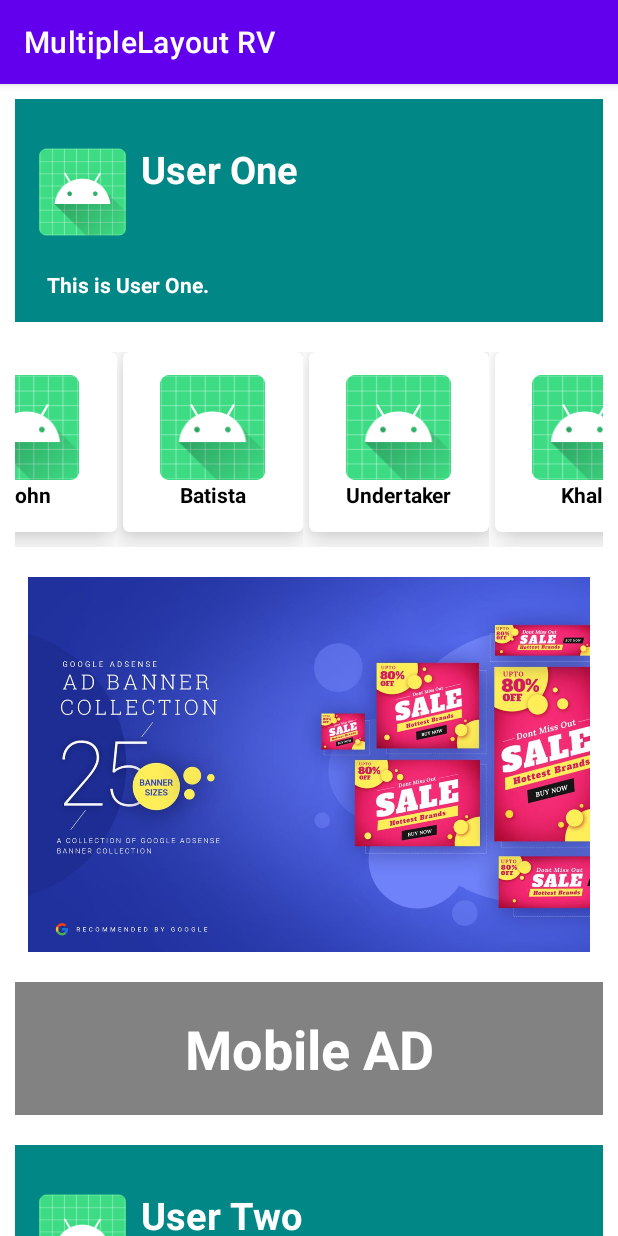
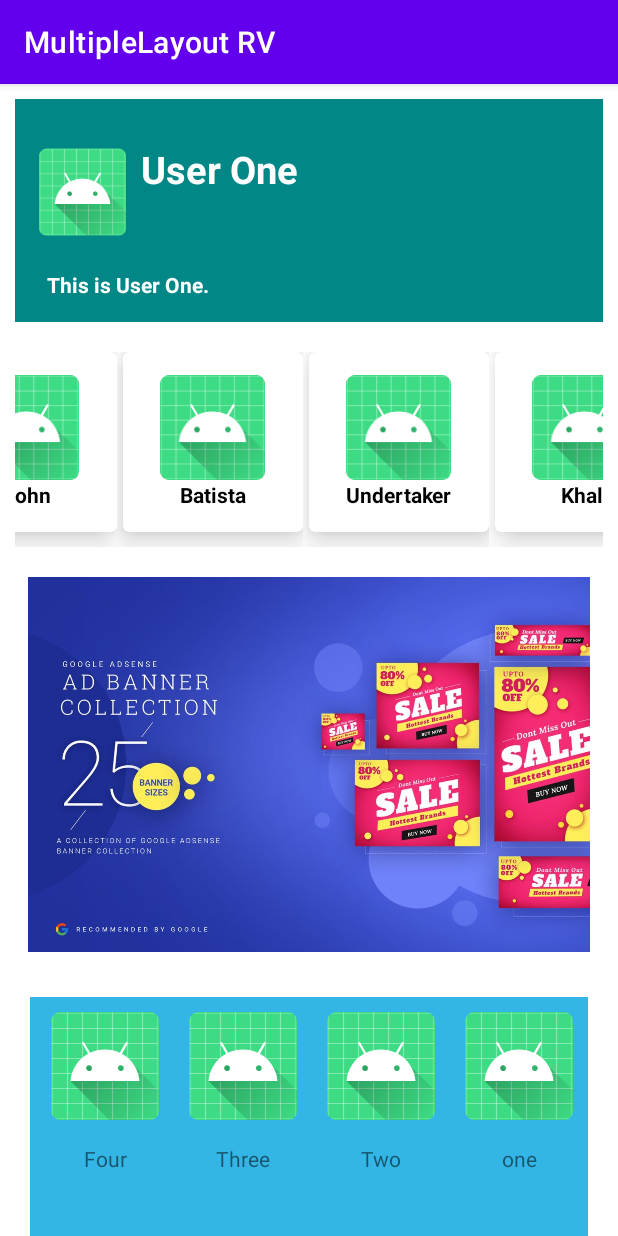
Before and after one commit to vivekojha1108/MultipleLayoutRV, an Android app: the screen it shows after launch (MainActivity), on a phone screen of 412 x 824 dp. Run offline under Robolectric (Android 15) with nearby library versions, the phone set to English and light mode, and no system bars.

Commit message:
final Commit

```diff
--- a/app/build.gradle
+++ b/app/build.gradle
@@ -33,7 +33,13 @@ dependencies {
     implementation 'androidx.appcompat:appcompat:1.2.0'
     implementation 'com.google.android.material:material:1.2.1'
     implementation 'androidx.constraintlayout:constraintlayout:2.0.4'
+    implementation 'androidx.legacy:legacy-support-v4:1.0.0'
     testImplementation 'junit:junit:4.+'
     androidTestImplementation 'androidx.test.ext:junit:1.1.2'
     androidTestImplementation 'androidx.test.espresso:espresso-core:3.3.0'
+
+    implementation 'com.google.android.material:material:1.3.0-rc01'
+    implementation 'androidx.viewpager2:viewpager2:1.1.0-alpha01'
+
+
 }
--- a/app/src/main/java/com/vivekojha/multiplelayoutrv/Adapter.java
+++ b/app/src/main/java/com/vivekojha/multiplelayoutrv/Adapter.java
@@ -1,41 +1,51 @@
 package com.vivekojha.multiplelayoutrv;
 
+import android.content.Context;
 import android.os.Handler;
 import android.os.Looper;
 import android.view.LayoutInflater;
 import android.view.View;
 import android.view.ViewGroup;
-import android.view.animation.Animation;
-import android.view.animation.AnimationUtils;
 import android.widget.ImageView;
 import android.widget.TextView;
 
 import androidx.annotation.NonNull;
+import androidx.fragment.app.Fragment;
 import androidx.recyclerview.widget.LinearLayoutManager;
 import androidx.recyclerview.widget.RecyclerView;
+import androidx.viewpager.widget.PagerAdapter;
+import androidx.viewpager.widget.ViewPager;
+
+import com.vivekojha.multiplelayoutrv.fragment.Fragment1;
+import com.vivekojha.multiplelayoutrv.fragment.Fragment2;
+import com.vivekojha.multiplelayoutrv.fragment.Fragment3;
 
 import java.util.ArrayList;
 import java.util.List;
 
 import static com.vivekojha.multiplelayoutrv.ModelClass.AD_LAYOUT;
+import static com.vivekojha.multiplelayoutrv.ModelClass.FRAGMENT_SLIDER_LAYOUT;
 import static com.vivekojha.multiplelayoutrv.ModelClass.IMAGE_LAYOUT;
 import static com.vivekojha.multiplelayoutrv.ModelClass.RECYCLE_LAYOUT;
 import static com.vivekojha.multiplelayoutrv.ModelClass.USER_INFO_LAYOUT;
 
-public class Adapter extends  RecyclerView.Adapter{
+public class Adapter extends RecyclerView.Adapter {
 
     private List<ModelClass> modelClassList;
     private int lastPosition = -1;
     ArrayList<String> usernameArrayList = new ArrayList<>();
+    PagerAdapter customPagerAdapter;
+    Context context;
 
-    public Adapter(List<ModelClass> modelClassList) {
+    public Adapter(Context context, List<ModelClass> modelClassList) {
+        this.context = context;
         this.modelClassList = modelClassList;
     }
 
     //mustImplement : Called first
     @Override
     public int getItemViewType(int position) {
-        switch (modelClassList.get(position).getViewType()){
+        switch (modelClassList.get(position).getViewType()) {
             case 0:
                 return USER_INFO_LAYOUT;
             case 1:
@@ -44,8 +54,10 @@ public class Adapter extends  RecyclerView.Adapter{
                 return IMAGE_LAYOUT;
             case 3:
                 return RECYCLE_LAYOUT;
+            case 4:
+                return FRAGMENT_SLIDER_LAYOUT;
             default:
-                return  -1;
+                return -1;
 
         }
     }
@@ -55,19 +67,22 @@ public class Adapter extends  RecyclerView.Adapter{
     @Override
     public RecyclerView.ViewHolder onCreateViewHolder(@NonNull ViewGroup parent, int viewType) {
 
-        switch (viewType){
+        switch (viewType) {
             case USER_INFO_LAYOUT:
-                View userInfoLayout = LayoutInflater.from(parent.getContext()).inflate(R.layout.item_layout, parent,false);
+                View userInfoLayout = LayoutInflater.from(parent.getContext()).inflate(R.layout.item_layout, parent, false);
                 return new UserInfoLayout(userInfoLayout);
-            case  AD_LAYOUT:
-                View adLayout = LayoutInflater.from(parent.getContext()).inflate(R.layout.ad_layout, parent,false);
+            case AD_LAYOUT:
+                View adLayout = LayoutInflater.from(parent.getContext()).inflate(R.layout.ad_layout, parent, false);
                 return new ADLayout(adLayout);
             case IMAGE_LAYOUT:
-                View ImageLayout = LayoutInflater.from(parent.getContext()).inflate(R.layout.image_layout, parent,false);
+                View ImageLayout = LayoutInflater.from(parent.getContext()).inflate(R.layout.image_layout, parent, false);
                 return new ImageLayout(ImageLayout);
             case RECYCLE_LAYOUT:
-                View RecyclerLayout = LayoutInflater.from(parent.getContext()).inflate(R.layout.recycler_layout, parent,false);
+                View RecyclerLayout = LayoutInflater.from(parent.getContext()).inflate(R.layout.recycler_layout, parent, false);
                 return new RecyclerLayout(RecyclerLayout);
+            case FRAGMENT_SLIDER_LAYOUT:
+                View fragmentSliderLayout = LayoutInflater.from(parent.getContext()).inflate(R.layout.fragment_slider_layout, parent, false);
+                return new FragmentSliderLayout(fragmentSliderLayout);
             default:
                 return null;
 
@@ -77,15 +92,15 @@ public class Adapter extends  RecyclerView.Adapter{
     @Override
     public void onBindViewHolder(@NonNull RecyclerView.ViewHolder holder, int position) {
 
-        switch (modelClassList.get(position).getViewType()){
+        switch (modelClassList.get(position).getViewType()) {
             case USER_INFO_LAYOUT:
                 int resourceImg = modelClassList.get(position).getImageResource();
                 String title = modelClassList.get(position).getTitle();
                 String desc = modelClassList.get(position).getDesc();
 
-                ((UserInfoLayout) holder).setUserInfoData(resourceImg,title,desc);
+                ((UserInfoLayout) holder).setUserInfoData(resourceImg, title, desc);
                 break;
-            case  AD_LAYOUT:
+            case AD_LAYOUT:
                 String ad = modelClassList.get(position).getAdText();
                 ((ADLayout) holder).setAdText(ad);
                 break;
@@ -93,81 +108,42 @@ public class Adapter extends  RecyclerView.Adapter{
                 int resource = modelClassList.get(position).getResource();
                 ((ImageLayout) holder).setImageView(resource);
                 break;
-            case  RECYCLE_LAYOUT :
 
-                LinearLayoutManager layoutManager = new LinearLayoutManager(holder.itemView.getContext(), LinearLayoutManager.HORIZONTAL,false);
-                ((RecyclerLayout) holder).ChildRV.setLayoutManager(layoutManager);
+            case RECYCLE_LAYOUT:
 
-                ((RecyclerLayout) holder).ChildRV.setHasFixedSize(true);
+                BindRecyclerLayout(holder);
 
-                usernameArrayList.clear();
-                String [] user = {"John", "Batista", "Undertaker", "Khali"};
-                for (int i = 0; i < user.length; i++){
-                    usernameArrayList.add(user[i]);
-                }
+                break;
 
-                final int duration = 10; //duration for moving 50 pxl : Speed
-                final int pixelsToMove = 50;
-                final Handler mHandler = new Handler(Looper.getMainLooper());
+            case FRAGMENT_SLIDER_LAYOUT:
+               /* int resource = modelClassList.get(position).getResource();
+                ((ImageLayout) holder).setImageView(resource);*/
 
-                final Runnable SCROLLING_RUNNABLE = new Runnable() {
-                    @Override
-                    public void run() {
-                        ((RecyclerLayout) holder).ChildRV.smoothScrollBy(pixelsToMove, 0);
-                        mHandler.postDelayed(this, duration);
-                    }
-                };
+                BindFragmentSliderLayout(holder, position);
 
-                RecyclerViewAdapter recyclerViewAdapter = new RecyclerViewAdapter(usernameArrayList);
-                ((RecyclerLayout) holder).ChildRV.setAdapter(recyclerViewAdapter);
-                recyclerViewAdapter.notifyDataSetChanged();
-
-                ((RecyclerLayout) holder).ChildRV.addOnScrollListener(new RecyclerView.OnScrollListener() {
-                    @Override
-                    public void onScrolled(@NonNull RecyclerView recyclerView, int dx, int dy) {
-                        super.onScrolled(recyclerView, dx, dy);
-
-                        int lastItem = layoutManager.findLastCompletelyVisibleItemPosition();
-
-                        if(lastItem == layoutManager.getItemCount()-1){
-                            mHandler.removeCallbacks(SCROLLING_RUNNABLE);
-                            Handler postHandler = new Handler();
-
-                            postHandler.postDelayed(new Runnable() {
-                                @Override
-                                public void run() {
-                                    recyclerView.setAdapter(null);
-                                    recyclerView.setAdapter(recyclerViewAdapter);
-                                    mHandler.postDelayed(SCROLLING_RUNNABLE, 1000); //delay time for restarting scroll animation
-                                }
-                            }, 100); // delay time for Reset the scroll list
-                        }
-                    }
-                });
-
-                mHandler.postDelayed(SCROLLING_RUNNABLE, 3000); //call the postDelay: After the 4000millis very first animation
-
-
+                break;
 
             default:
                 return;
         }
 
-        if (lastPosition < position){
+        /*if (lastPosition < position){
             Animation animation = AnimationUtils.loadAnimation(holder.itemView.getContext(), android.R.anim.fade_in);
             holder.itemView.setAnimation(animation);
             lastPosition = position;
 
-        }
+        }*/
     }
+
 
     @Override
     public int getItemCount() {
         return modelClassList.size();
     }
 
+    //ViewHolderClasses Are Here
 
-    class UserInfoLayout extends RecyclerView.ViewHolder{
+    class UserInfoLayout extends RecyclerView.ViewHolder {
 
         ImageView imageViewUser;
         TextView title, desc;
@@ -178,7 +154,8 @@ public class Adapter extends  RecyclerView.Adapter{
             title = itemView.findViewById(R.id.textViewTitle);
             desc = itemView.findViewById(R.id.textViewDesc);
         }
-        private void setUserInfoData(int imageResource, String titleText, String descText){
+
+        private void setUserInfoData(int imageResource, String titleText, String descText) {
             imageViewUser.setImageResource(imageResource);
             title.setText(titleText);
             desc.setText(descText);
@@ -186,7 +163,7 @@ public class Adapter extends  RecyclerView.Adapter{
     }
 
 
-    class ADLayout extends RecyclerView.ViewHolder{
+    class ADLayout extends RecyclerView.ViewHolder {
         private TextView adText;
 
         public ADLayout(@NonNull View itemView) {
@@ -194,47 +171,126 @@ public class Adapter extends  RecyclerView.Adapter{
             adText = itemView.findViewById(R.id.textView_AD);
         }
 
-        private void setAdText(String ad){
+        private void setAdText(String ad) {
             adText.setText(ad);
         }
     }
 
 
-    class ImageLayout extends RecyclerView.ViewHolder{
+    class ImageLayout extends RecyclerView.ViewHolder {
         ImageView imageView;
 
         public ImageLayout(@NonNull View itemView) {
             super(itemView);
             imageView = itemView.findViewById(R.id.mainImage);
         }
-        private void setImageView(int image){
+
+        private void setImageView(int image) {
             imageView.setImageResource(image);
         }
     }
 
-    class RecyclerLayout extends RecyclerView.ViewHolder{
+    class RecyclerLayout extends RecyclerView.ViewHolder {
 
         RecyclerView ChildRV;
 
         public RecyclerLayout(@NonNull View itemView) {
             super(itemView);
-            ChildRV = itemView.findViewById(R.id.RL_RV);
+            ChildRV = (RecyclerView) itemView.findViewById(R.id.RL_RV);
         }
 
     }
 
-}
+    class FragmentSliderLayout extends RecyclerView.ViewHolder {
+        ViewPager viewPager;
+
+        public FragmentSliderLayout(@NonNull View itemView) {
+            super(itemView);
+            viewPager = itemView.findViewById(R.id.viewPager);
+        }
+    }
 
 
+    ///BindRecyclerLayout(holder) function starts here
+    private void BindRecyclerLayout(RecyclerView.ViewHolder holder) {
+        LinearLayoutManager layoutManager = new LinearLayoutManager(holder.itemView.getContext(), LinearLayoutManager.HORIZONTAL, false);
+        ((RecyclerLayout) holder).ChildRV.setLayoutManager(layoutManager);
 
 
+        usernameArrayList.clear();
+        String[] user = {"John", "Batista", "Undertaker", "Khali", "Kane", "Randy", "TripleH"};
+        for (int i = 0; i < user.length; i++) {
+            usernameArrayList.add(user[i]);
+        }
+
+        final int duration = 10; //duration for moving 50 pxl : Speed
+        final int pixelsToMove = 50;
+        final Handler mHandler = new Handler(Looper.getMainLooper());
+
+        final Runnable SCROLLING_RUNNABLE = new Runnable() {
+            @Override
+            public void run() {
+                ((RecyclerLayout) holder).ChildRV.smoothScrollBy(pixelsToMove, 0);
+                mHandler.postDelayed(this, duration);
+            }
+        };
+
+        RecyclerViewAdapter recyclerViewAdapter = new RecyclerViewAdapter(usernameArrayList);
+        ((RecyclerLayout) holder).ChildRV.setAdapter(recyclerViewAdapter);
 
 
+        ((RecyclerLayout) holder).ChildRV.addOnScrollListener(new RecyclerView.OnScrollListener() {
+            @Override
+            public void onScrolled(@NonNull RecyclerView recyclerView, int dx, int dy) {
+                super.onScrolled(recyclerView, dx, dy);
+
+                int lastItem = layoutManager.findLastCompletelyVisibleItemPosition();
+
+                if (lastItem == layoutManager.getItemCount() - 1) {
+                    mHandler.removeCallbacks(SCROLLING_RUNNABLE);
+                    Handler postHandler = new Handler();
+
+                    postHandler.postDelayed(new Runnable() {
+                        @Override
+                        public void run() {
+                            recyclerView.setAdapter(null);
+                            recyclerView.setAdapter(recyclerViewAdapter);
+                            mHandler.postDelayed(SCROLLING_RUNNABLE, 1000); //delay time for restarting scroll animation
+                        }
+                    }, 100); // delay time for Reset the scroll list
+                }
+            }
+        });
 
 
+        mHandler.postDelayed(SCROLLING_RUNNABLE, 2000); //call the postDelay: After the 4000millis very first animation
+
+        ((RecyclerLayout) holder).ChildRV.setHasFixedSize(true);
+        recyclerViewAdapter.notifyDataSetChanged();
+        //case  RECYCLE_LAYOUT : ENds Here
+    }
 
 
+    //////// BindFragmentSliderLayout function Starts Here
+    private void BindFragmentSliderLayout(RecyclerView.ViewHolder holder, int position) {
 
+        List<Fragment> list = new ArrayList<>();
+        list.add(new Fragment1());
+//        list.add(new Fragment2());
+//        list.add(new Fragment3());
+
+
+        customPagerAdapter = new SlidePagerAdapter(((MainActivity) context).getSupportFragmentManager(), list);
+        ((FragmentSliderLayout) holder).viewPager.setAdapter(customPagerAdapter);
+        customPagerAdapter.notifyDataSetChanged();
+
+       /* ((FragmentSliderLayout) holder).viewPager.setCurrentItem(1);
+        Log.e("TAG", position + "");*/
+
+    }
+
+
+}
 
 
 //Old code for onlyUSerINfo
--- /dev/null
+++ b/app/src/main/java/com/vivekojha/multiplelayoutrv/FragmentRecyclerviewAdapter.java
@@ -0,0 +1,51 @@
+package com.vivekojha.multiplelayoutrv;
+
+import android.view.LayoutInflater;
+import android.view.View;
+import android.view.ViewGroup;
+import android.widget.ImageView;
+import android.widget.TextView;
+
+import androidx.annotation.NonNull;
+import androidx.recyclerview.widget.RecyclerView;
+
+import java.util.ArrayList;
+
+public class FragmentRecyclerviewAdapter extends RecyclerView.Adapter<FragmentRecyclerviewAdapter.ViewHolder> {
+
+    ArrayList<String> fgTextArrayList;
+
+    public FragmentRecyclerviewAdapter(ArrayList<String> fgTextArrayList) {
+        this.fgTextArrayList = fgTextArrayList;
+    }
+
+    @NonNull
+    @Override
+    public ViewHolder onCreateViewHolder(@NonNull ViewGroup parent, int viewType) {
+        View view = LayoutInflater.from(parent.getContext()).inflate(R.layout.item_frg_rv, parent, false);
+        return new ViewHolder(view);
+    }
+
+    @Override
+    public void onBindViewHolder(@NonNull ViewHolder holder, int position) {
+
+        holder.fgText.setText(fgTextArrayList.get(position));
+    }
+
+    @Override
+    public int getItemCount() {
+        return fgTextArrayList.size();
+    }
+
+    public class ViewHolder extends RecyclerView.ViewHolder {
+
+        TextView fgText;
+        ImageView fgImage;
+
+        public ViewHolder(@NonNull View itemView) {
+            super(itemView);
+            fgText = itemView.findViewById(R.id.textViewFgItem);
+            fgImage = itemView.findViewById(R.id.imageViewFgItem);
+        }
+    }
+}
--- a/app/src/main/java/com/vivekojha/multiplelayoutrv/MainActivity.java
+++ b/app/src/main/java/com/vivekojha/multiplelayoutrv/MainActivity.java
@@ -11,6 +11,7 @@ import java.util.ArrayList;
 import java.util.List;
 
 import static com.vivekojha.multiplelayoutrv.ModelClass.AD_LAYOUT;
+import static com.vivekojha.multiplelayoutrv.ModelClass.FRAGMENT_SLIDER_LAYOUT;
 import static com.vivekojha.multiplelayoutrv.ModelClass.IMAGE_LAYOUT;
 import static com.vivekojha.multiplelayoutrv.ModelClass.RECYCLE_LAYOUT;
 import static com.vivekojha.multiplelayoutrv.ModelClass.USER_INFO_LAYOUT;
@@ -40,25 +41,31 @@ public class MainActivity extends AppCompatActivity {
 
 
 
-        //new ModelClasslist
+
+        //new ModelClassList
         modelClassList.add(new ModelClass(USER_INFO_LAYOUT,R.mipmap.ic_launcher_round,"User One", "This is User One."));
         modelClassList.add(new ModelClass(RECYCLE_LAYOUT,R.id.RL_RV));
         modelClassList.add(new ModelClass(IMAGE_LAYOUT,R.drawable.banner_1));
+        modelClassList.add(new ModelClass(FRAGMENT_SLIDER_LAYOUT,R.id.viewPager));
         modelClassList.add(new ModelClass(AD_LAYOUT,"Mobile AD"));
         modelClassList.add(new ModelClass(USER_INFO_LAYOUT,R.mipmap.ic_launcher_round,"User Two", "This is User Two."));
         modelClassList.add(new ModelClass(IMAGE_LAYOUT,R.drawable.banner_5));
         modelClassList.add(new ModelClass(AD_LAYOUT,"Laptop AD"));
         modelClassList.add(new ModelClass(USER_INFO_LAYOUT,R.mipmap.ic_launcher_round,"User Three", "This is User Three."));
+        modelClassList.add(new ModelClass(IMAGE_LAYOUT,R.drawable.banner_5));
+        modelClassList.add(new ModelClass(AD_LAYOUT,"TV AD"));
+        modelClassList.add(new ModelClass(IMAGE_LAYOUT,R.drawable.banner_1));
+        modelClassList.add(new ModelClass(AD_LAYOUT,"Mobile AD"));
+        modelClassList.add(new ModelClass(USER_INFO_LAYOUT,R.mipmap.ic_launcher_round,"User One", "This is User One."));
+        modelClassList.add(new ModelClass(AD_LAYOUT,"Amazon AD"));
 
 
 
 
-
-
-
-        Adapter adapter = new Adapter(modelClassList);
+        Adapter adapter = new Adapter(this, modelClassList);
         recyclerViewParent.setAdapter(adapter);
         adapter.notifyDataSetChanged();
 
+
     }
 }
--- /dev/null
+++ b/app/src/main/java/com/vivekojha/multiplelayoutrv/SlidePagerAdapter.java
@@ -0,0 +1,61 @@
+package com.vivekojha.multiplelayoutrv;
+
+import androidx.annotation.NonNull;
+import androidx.fragment.app.Fragment;
+import androidx.fragment.app.FragmentManager;
+import androidx.fragment.app.FragmentStatePagerAdapter;
+
+import java.util.List;
+
+
+public class SlidePagerAdapter extends FragmentStatePagerAdapter {
+
+    private List<Fragment> fragmentList;
+
+    public SlidePagerAdapter(@NonNull FragmentManager fm, List<Fragment> fragmentList) {
+        super(fm);
+        this.fragmentList = fragmentList;
+    }
+
+    @NonNull
+    @Override
+    public Fragment getItem(int position) {
+       /* if (position == 0) {
+            return new Fragment1();
+        } else if (position == 1) {
+            return new Fragment2();
+        } else {
+            return new Fragment3();
+        }
+*/
+        return fragmentList.get(position);
+    }
+
+    @Override
+    public int getCount() {
+//        return 3;
+        return fragmentList.size();
+    }
+}
+
+
+/*public class  SlidePagerAdapter extends FragmentStateAdapter{
+
+    private List<Fragment> fragmentList;
+
+    public SlidePagerAdapter(@NonNull FragmentActivity fragmentActivity, List<Fragment> fragmentList) {
+        super(fragmentActivity);
+        this.fragmentList = fragmentList;
+    }
+
+    @NonNull
+    @Override
+    public Fragment createFragment(int position) {
+        return fragmentList.get(position);
+    }
+
+    @Override
+    public int getItemCount() {
+        return  fragmentList.size();
+    }
+}*/
--- /dev/null
+++ b/app/src/main/java/com/vivekojha/multiplelayoutrv/fragment/Fragment1.java
@@ -0,0 +1,53 @@
+package com.vivekojha.multiplelayoutrv.fragment;
+
+import android.os.Bundle;
+import android.view.LayoutInflater;
+import android.view.View;
+import android.view.ViewGroup;
+
+import androidx.fragment.app.Fragment;
+import androidx.recyclerview.widget.LinearLayoutManager;
+import androidx.recyclerview.widget.RecyclerView;
+
+import com.vivekojha.multiplelayoutrv.FragmentRecyclerviewAdapter;
+import com.vivekojha.multiplelayoutrv.R;
+
+import java.util.ArrayList;
+import java.util.Arrays;
+
+public class Fragment1 extends Fragment {
+
+    RecyclerView FragmentRecyclerview;
+    ArrayList<String> fgTextArrayList = new ArrayList<>();
+
+    public Fragment1() {
+        // Required empty public constructor
+    }
+
+    @Override
+    public View onCreateView(LayoutInflater inflater, ViewGroup container,
+                             Bundle savedInstanceState) {
+        View view = inflater.inflate(R.layout.fragment_1, container, false);
+        FragmentRecyclerview = view.findViewById(R.id.fragmentRecyclerView);
+
+        /*LinearLayoutManager layoutManagerForFragment = new LinearLayoutManager(getActivity());
+        layoutManagerForFragment.setOrientation(RecyclerView.HORIZONTAL);
+        layoutManagerForFragment.setReverseLayout(false);*/
+
+        LinearLayoutManager layoutManagerForFragment = new LinearLayoutManager(getActivity(), LinearLayoutManager.HORIZONTAL, false);
+
+        FragmentRecyclerview.setLayoutManager(layoutManagerForFragment);
+
+
+        fgTextArrayList.clear();
+        String[] text = {"one", "Two", "Three", "Four", "Five", "Six", "Seven"};
+        fgTextArrayList.addAll(Arrays.asList(text));
+
+        FragmentRecyclerviewAdapter fgAdapter = new FragmentRecyclerviewAdapter(fgTextArrayList);
+        FragmentRecyclerview.setAdapter(fgAdapter);
+        FragmentRecyclerview.setHasFixedSize(true);
+        fgAdapter.notifyDataSetChanged();
+
+        return view;
+    }
+}
--- /dev/null
+++ b/app/src/main/res/layout/fragment_1.xml
@@ -0,0 +1,17 @@
+<?xml version="1.0" encoding="utf-8"?>
+<FrameLayout xmlns:android="http://schemas.android.com/apk/res/android"
+    xmlns:tools="http://schemas.android.com/tools"
+    android:layout_width="match_parent"
+    android:layout_height="wrap_content"
+   android:layout_margin="10dp"
+    tools:context=".fragment.Fragment1"
+    android:background="@android:color/holo_blue_light">
+
+
+    <androidx.recyclerview.widget.RecyclerView
+        android:layout_width="match_parent"
+        android:layout_height="wrap_content"
+        android:id="@+id/fragmentRecyclerView"/>
+
+
+</FrameLayout>
--- /dev/null
+++ b/app/src/main/res/layout/fragment_slider_layout.xml
@@ -0,0 +1,20 @@
+<?xml version="1.0" encoding="utf-8"?>
+<androidx.constraintlayout.widget.ConstraintLayout xmlns:android="http://schemas.android.com/apk/res/android"
+    xmlns:app="http://schemas.android.com/apk/res-auto"
+    android:layout_width="match_parent"
+    android:layout_height="wrap_content"
+    android:padding="10dp">
+
+    <androidx.viewpager.widget.ViewPager
+        android:id="@+id/viewPager"
+        android:layout_width="match_parent"
+        android:padding="10dp"
+        android:layout_height="200dp"
+        android:layoutDirection="rtl"
+        android:orientation="horizontal"
+        app:layout_constraintBottom_toBottomOf="parent"
+        app:layout_constraintEnd_toEndOf="parent"
+        app:layout_constraintStart_toStartOf="parent"
+        app:layout_constraintTop_toTopOf="parent" />
+
+</androidx.constraintlayout.widget.ConstraintLayout>
--- /dev/null
+++ b/app/src/main/res/layout/item_frg_rv.xml
@@ -0,0 +1,31 @@
+<?xml version="1.0" encoding="utf-8"?>
+<androidx.constraintlayout.widget.ConstraintLayout xmlns:android="http://schemas.android.com/apk/res/android"
+    xmlns:app="http://schemas.android.com/apk/res-auto"
+    xmlns:tools="http://schemas.android.com/tools"
+    android:layout_width="wrap_content"
+    android:layout_height="wrap_content">
+
+    <ImageView
+        android:id="@+id/imageViewFgItem"
+        android:layout_width="wrap_content"
+        android:layout_height="wrap_content"
+        android:layout_margin="10dp"
+        app:layout_constraintEnd_toEndOf="parent"
+        app:layout_constraintStart_toStartOf="parent"
+        app:layout_constraintTop_toTopOf="parent"
+        app:srcCompat="@mipmap/ic_launcher" />
+
+    <TextView
+        android:id="@+id/textViewFgItem"
+        android:layout_width="wrap_content"
+        android:layout_height="wrap_content"
+        android:layout_marginTop="16dp"
+        android:layout_marginBottom="5dp"
+        android:text="TextView"
+        app:layout_constraintBottom_toBottomOf="parent"
+        app:layout_constraintEnd_toEndOf="parent"
+        app:layout_constraintStart_toStartOf="parent"
+        app:layout_constraintTop_toBottomOf="@+id/imageViewFgItem" />
+
+
+</androidx.constraintlayout.widget.ConstraintLayout>
--- a/app/src/main/res/values/strings.xml
+++ b/app/src/main/res/values/strings.xml
@@ -1,3 +1,5 @@
 <resources>
     <string name="app_name">MultipleLayout RV</string>
+    <!-- TODO: Remove or change this placeholder text -->
+    <string name="hello_blank_fragment">Hello blank fragment</string>
 </resources>
```
Also changed, not shown: app/src/main/java/com/vivekojha/multiplelayoutrv/ModelClass.java (+18 -0 lines), app/src/main/java/com/vivekojha/multiplelayoutrv/fragment/Fragment2.java (added, +66 -0 lines), app/src/main/java/com/vivekojha/multiplelayoutrv/fragment/Fragment3.java (added, +66 -0 lines), app/src/main/res/layout/fragment_2.xml (added, +19 -0 lines), app/src/main/res/layout/fragment_3.xml (added, +19 -0 lines).
